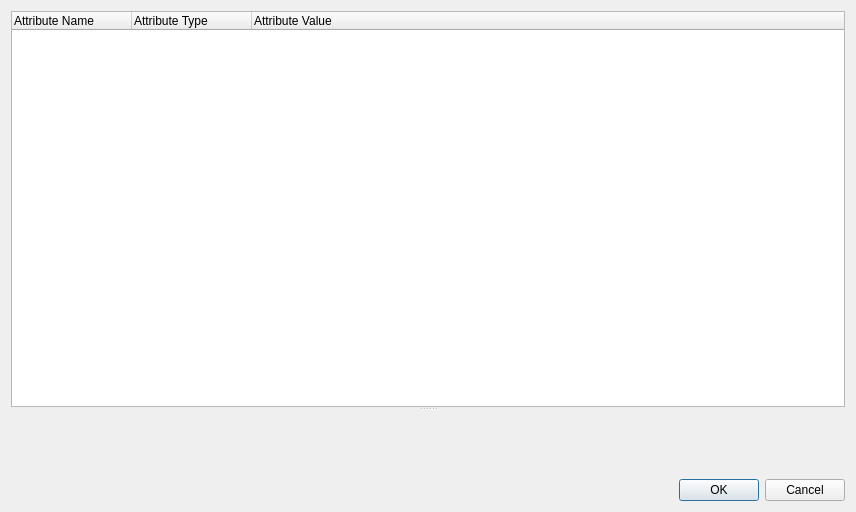
Above: src/libdynamind-gui/viewer/dmcomponenteditor.ui from iut-ibk/DynaMind-ToolBox before the change. Below: the same form after it.
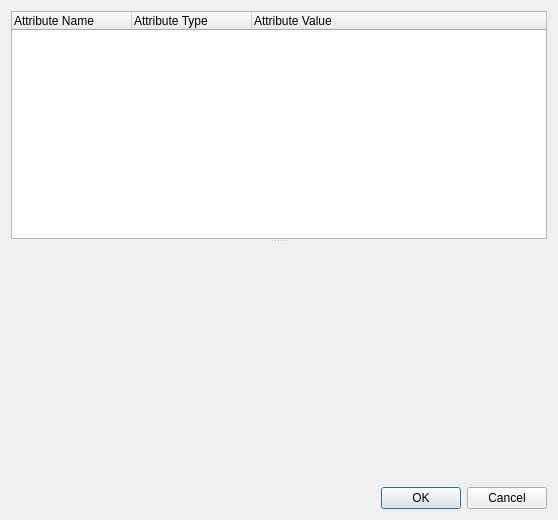
That is the form after the change. Custom widgets are drawn as their Qt base class.

Commit message: make layout of componenteditor more default friendly

What changed in the file:
```diff
--- a/src/libdynamind-gui/viewer/dmcomponenteditor.ui
+++ b/src/libdynamind-gui/viewer/dmcomponenteditor.ui
@@ -6,8 +6,8 @@
    <rect>
     <x>0</x>
     <y>0</y>
-    <width>856</width>
-    <height>512</height>
+    <width>558</width>
+    <height>520</height>
    </rect>
   </property>
   <property name="windowTitle">
@@ -64,6 +64,12 @@
         <verstretch>0</verstretch>
        </sizepolicy>
       </property>
+      <property name="minimumSize">
+       <size>
+        <width>0</width>
+        <height>200</height>
+       </size>
+      </property>
      </widget>
     </widget>
    </item>
```
